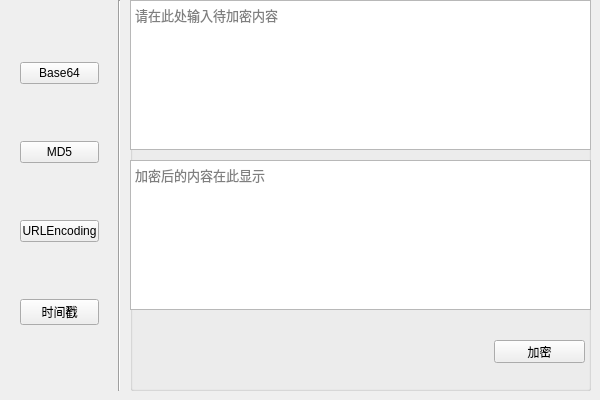
First picture: the form in tool.ui, repository guanaug/tool, before the edit.
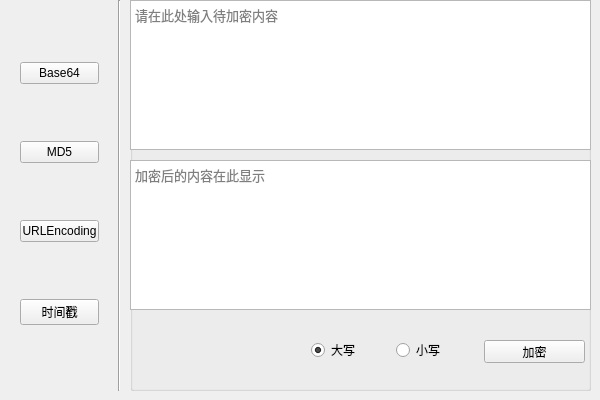
Second picture: the form after the edit.

Commit message: 添加了简陋的MD5功能

What changed in the file:
```diff
--- a/tool.ui
+++ b/tool.ui
@@ -243,9 +243,9 @@
      <widget class="QPushButton" name="btnMD5Enc">
       <property name="geometry">
        <rect>
-        <x>364</x>
+        <x>354</x>
         <y>340</y>
-        <width>91</width>
+        <width>101</width>
         <height>23</height>
        </rect>
       </property>
@@ -253,6 +253,38 @@
        <string>加密</string>
       </property>
      </widget>
+     <widget class="QWidget" name="horizontalLayoutWidget_2">
+      <property name="geometry">
+       <rect>
+        <x>170</x>
+        <y>310</y>
+        <width>186</width>
+        <height>80</height>
+       </rect>
+      </property>
+      <layout class="QHBoxLayout" name="horizontalLayout_3">
+       <item>
+        <widget class="QRadioButton" name="rBtnMD5Upper">
+         <property name="text">
+          <string>大写</string>
+         </property>
+         <property name="checked">
+          <bool>true</bool>
+         </property>
+        </widget>
+       </item>
+       <item>
+        <widget class="QRadioButton" name="rBtnMD5Lower">
+         <property name="text">
+          <string>小写</string>
+         </property>
+         <property name="checked">
+          <bool>false</bool>
+         </property>
+        </widget>
+       </item>
+      </layout>
+     </widget>
     </widget>
    </widget>
   </widget>
```
The commit also changes 2 other files.
